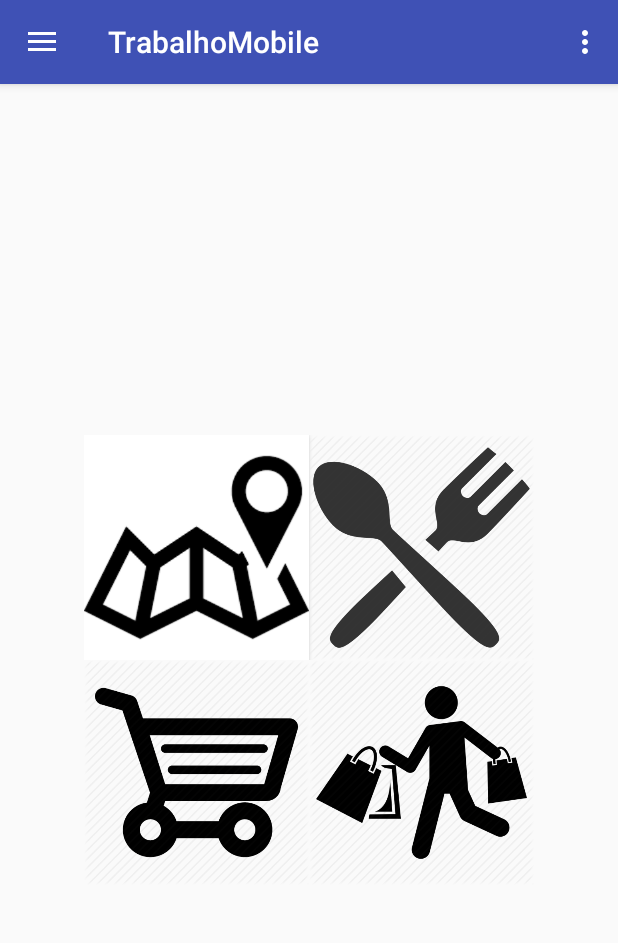
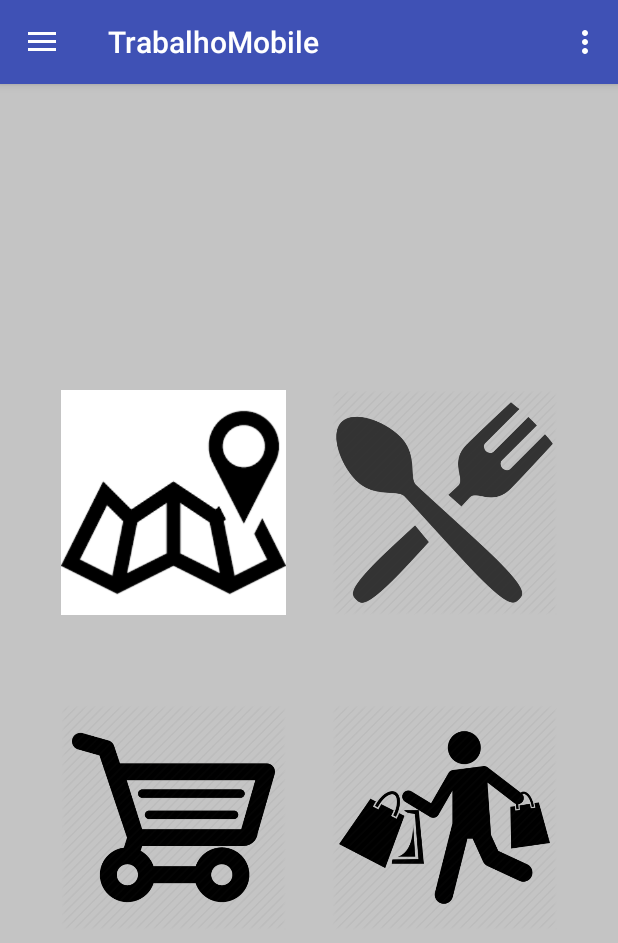
Before and after one commit to gabrielturato/TrabalhoMobile, an Android app: the MainActivity screen opened directly, with no data from a screen before it, on a phone screen of 412 x 824 dp. Shown: the top 943 px of the screen. Run offline under Robolectric (Android 15) with nearby library versions, the phone set to English and light mode, and no system bars.

Commit message:
Melhoria no Layout
Fundo de tela cinza e sincronização dos botões

```diff
--- a/TrabalhoAndroid/app/src/main/res/layout/content_main.xml
+++ b/TrabalhoAndroid/app/src/main/res/layout/content_main.xml
@@ -9,21 +9,32 @@
     tools:context="br.unicamp.ft.f170775.trabalhomobile.MainActivity"
     tools:showIn="@layout/app_bar_main"
     android:orientation="vertical"
-    android:gravity="center">
-
+    android:background="@color/Gray"
+    android:gravity="center"
+    >
+        <LinearLayout
+            android:layout_width="wrap_content"
+            android:layout_height="wrap_content"
+            android:orientation="horizontal"
+            android:paddingBottom="30dp">
 
             <LinearLayout
                 android:layout_width="wrap_content"
                 android:layout_height="wrap_content"
-        android:orientation="horizontal">
-
+                android:orientation="vertical"
+                android:paddingEnd="15dp">
                 <Button
                     android:layout_width="@dimen/largIcon"
                     android:layout_height="@dimen/altIcon"
                     android:onClick="onClickMapa"
                     android:background="@drawable/mapicon"
                     />
+            </LinearLayout>
 
+            <LinearLayout
+                android:layout_width="wrap_content"
+                android:layout_height="wrap_content"
+                android:paddingStart="15dp">
                 <Button
                     android:layout_width="@dimen/largIcon"
                     android:layout_height="@dimen/altIcon"
@@ -31,23 +42,39 @@
                     android:background="@drawable/restauranticon"
                     />
             </LinearLayout>
+        </LinearLayout>
 
 
         <LinearLayout
             android:layout_width="wrap_content"
             android:layout_height="wrap_content"
-        android:orientation="horizontal">
+            android:orientation="horizontal"
+            android:paddingTop="30dp">
 
+            <LinearLayout
+                android:layout_width="wrap_content"
+                android:layout_height="wrap_content"
+                android:orientation="vertical"
+                android:paddingEnd="15dp">
                 <Button
                     android:layout_width="@dimen/largIcon"
                     android:layout_height="@dimen/altIcon"
-            android:background="@drawable/marketicon"/>
+                    android:background="@drawable/marketicon"
+                    android:onClick="onClickMercado"/>
+            </LinearLayout>
 
+            <LinearLayout
+                android:layout_width="wrap_content"
+                android:layout_height="wrap_content"
+                android:orientation="vertical"
+                android:paddingStart="15dp">
                 <Button
                     android:layout_width="@dimen/largIcon"
                     android:layout_height="@dimen/altIcon"
                     android:background="@drawable/shoppingicon"
+                    android:onClick="onClickShopping"
                     />
+            </LinearLayout>
 
         </LinearLayout>
 
--- a/TrabalhoAndroid/app/src/main/res/values/colors.xml
+++ b/TrabalhoAndroid/app/src/main/res/values/colors.xml
@@ -3,4 +3,7 @@
     <color name="colorPrimary">#3F51B5</color>
     <color name="colorPrimaryDark">#303F9F</color>
     <color name="colorAccent">#FF4081</color>
+    <color name="Black">#000000</color>
+    <color name="White">#ffffff</color>
+    <color name="Gray">#c4c4c4</color>
 </resources>
```
Also changed, not shown: TrabalhoAndroid/app/src/main/java/br/unicamp/ft/f170775/trabalhomobile/MainActivity.java (+10 -0 lines), TrabalhoAndroid/app/src/main/res/layout/activity_maps.xml (+6 -2 lines), TrabalhoAndroid/app/src/main/res/layout/content_login.xml (+5 -5 lines), TrabalhoAndroid/app/src/main/res/layout/content_mercado.xml (+11 -0 lines), TrabalhoAndroid/app/src/main/res/layout/content_restaurant_drawer.xml (+11 -0 lines), TrabalhoAndroid/app/src/main/res/layout/content_shopping.xml (+12 -0 lines). Lines whose indentation alone changed are shown as unchanged.
